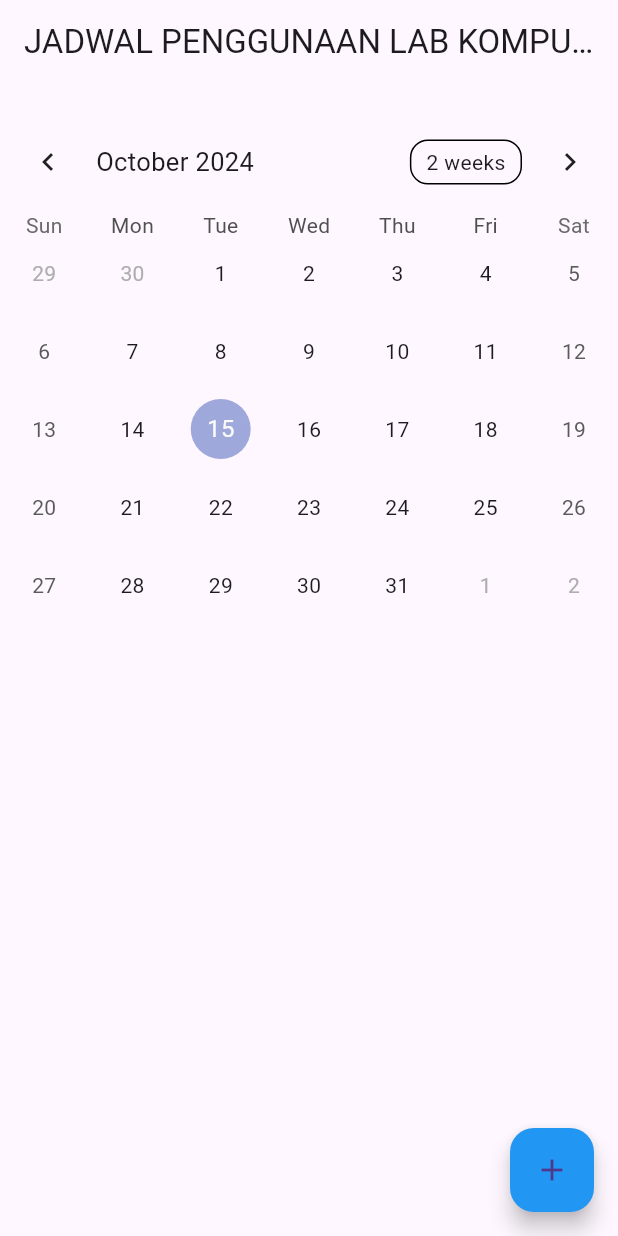
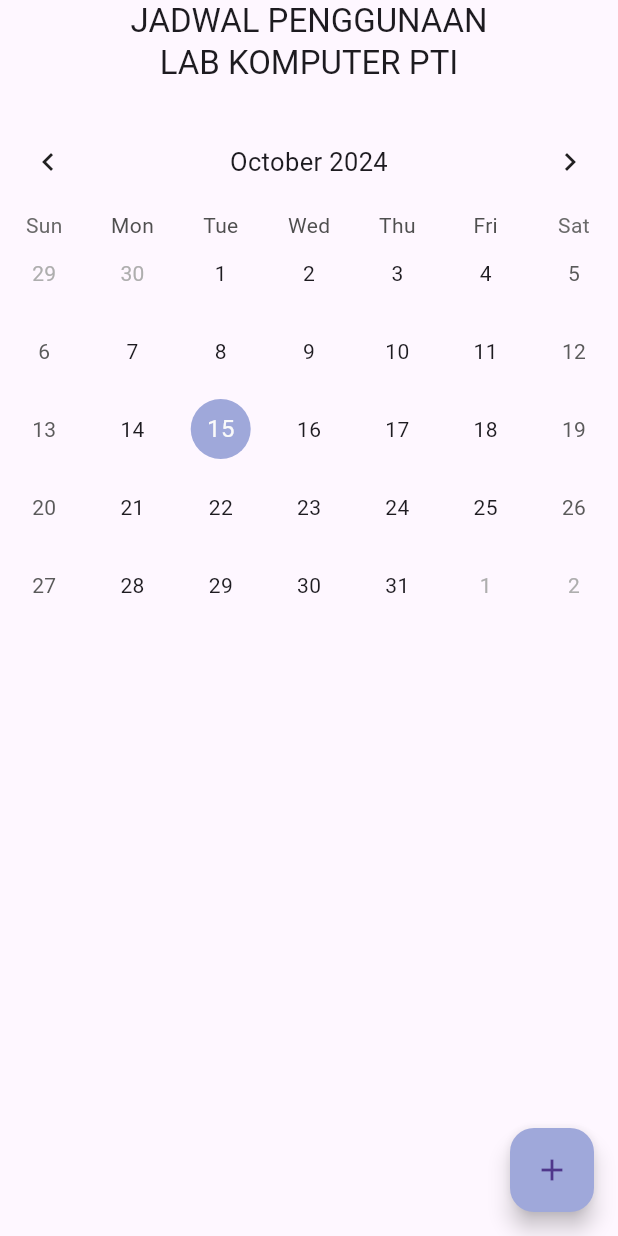
Before and after one commit to arsyida/lab_booking, a Flutter app: the screen it shows after launch, on a phone screen of 412 x 824 dp. Run offline on Flutter 3.47's test engine with Material 3 defaults, Android fonts, the light colour scheme and no system bars; drawn by our look-alikes of table_calendar.

Commit message:
edit button

```diff
--- a/lib/main.dart
+++ b/lib/main.dart
@@ -31,7 +31,6 @@ class MyHomePage extends StatefulWidget {
 }
 
 class _MyHomePageState extends State<MyHomePage> {
-  CalendarFormat _calendarFormat = CalendarFormat.month;
   DateTime _focusedDay = DateTime.now();
   DateTime? _selectedDay;
 
@@ -39,13 +38,28 @@ class _MyHomePageState extends State<MyHomePage> {
   Widget build(BuildContext context) {
     return Scaffold(
       appBar: AppBar(
-        title: const Text('JADWAL PENGGUNAAN LAB KOMPUTER PTI'),
-        centerTitle: true,
+        title: const Column(
+          mainAxisAlignment: MainAxisAlignment.center,
+          children: [
+            Text(
+              'JADWAL PENGGUNAAN',
+              textAlign: TextAlign.center, // Center the text in the Text widget
+            ),
+            Text(
+              'LAB KOMPUTER PTI',
+              textAlign: TextAlign.center, // Center the text in the Text widget
+            ),
+          ],
+        ),
+        centerTitle: true, // Center the title within the AppBar
       ),
       body: Column(
         children: [
           const SizedBox(height: 20),
           TableCalendar(
+            availableCalendarFormats: const {
+              CalendarFormat.month: 'Month',
+            },
             firstDay: DateTime.utc(2020, 1, 1),
             lastDay: DateTime.utc(2030, 12, 31),
             focusedDay: _focusedDay,
@@ -66,16 +80,14 @@ class _MyHomePageState extends State<MyHomePage> {
                 ),
               );
             },
-            calendarFormat: _calendarFormat,
-            onFormatChanged: (format) {
-              setState(() {
-                _calendarFormat = format;
-              });
-            },
+            calendarFormat: CalendarFormat.month,
             onPageChanged: (focusedDay) {
               _focusedDay = focusedDay;
             },
-          ),
+            headerStyle: const HeaderStyle(
+              titleCentered: true,
+            ),
+          )
         ],
       ),
       floatingActionButton: FloatingActionButton(
@@ -87,7 +99,7 @@ class _MyHomePageState extends State<MyHomePage> {
                     BookingFormPage(selectedDate: _focusedDay)),
           );
         },
-        backgroundColor: Colors.blue,
+        backgroundColor: Color.fromRGBO(159, 168, 218, 1),
         child: const Icon(Icons.add),
       ),
     );
@@ -147,7 +159,7 @@ class LabSchedulePage extends StatelessWidget {
             ),
           );
         },
-        backgroundColor: Colors.blue,
+        backgroundColor: Color.fromRGBO(159, 168, 218, 1),
         child: const Icon(Icons.add),
       ),
     );
```
